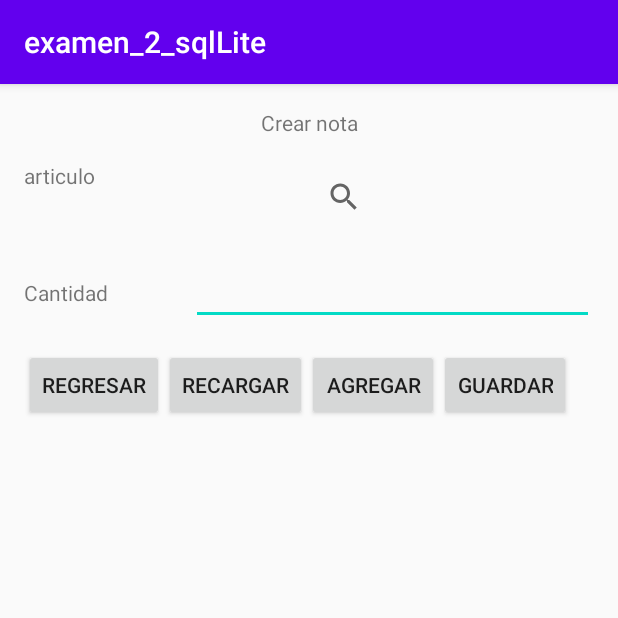
After one commit to jcarloshg/app_notes, an Android app: the CreateNote screen opened directly, with no data from a screen before it, on a phone screen of 412 x 824 dp, the top half of it. The commit adds this screen. Run offline under Robolectric (Android 15) with nearby library versions, the phone set to English and light mode, and no system bars.

Commit message:
DON'T KNOW that I added in this commit, sorry

```diff
--- a/app/build.gradle
+++ b/app/build.gradle
@@ -26,6 +26,7 @@ dependencies {
     implementation fileTree(dir: "libs", include: ["*.jar"])
     implementation 'androidx.appcompat:appcompat:1.3.1'
     implementation 'androidx.constraintlayout:constraintlayout:2.1.1'
+    implementation 'androidx.recyclerview:recyclerview:1.2.1'
     testImplementation 'junit:junit:4.12'
     androidTestImplementation 'androidx.test.ext:junit:1.1.3'
     androidTestImplementation 'androidx.test.espresso:espresso-core:3.4.0'
--- a/app/src/main/AndroidManifest.xml
+++ b/app/src/main/AndroidManifest.xml
@@ -9,7 +9,8 @@
         android:roundIcon="@mipmap/ic_launcher_round"
         android:supportsRtl="true"
         android:theme="@style/AppTheme">
-        <activity android:name=".MenuPrincipal"></activity>
+        <activity android:name=".screens.CreateNote"></activity>
+        <activity android:name=".MenuPrincipal" />
         <activity android:name=".MainActivity">
             <intent-filter>
                 <action android:name="android.intent.action.MAIN" />
--- /dev/null
+++ b/app/src/main/java/com/example/examen_2_sqllite/db/DBNote.java
@@ -0,0 +1,37 @@
+package com.example.examen_2_sqllite.db;
+
+import android.content.ContentValues;
+import android.content.Context;
+import android.database.sqlite.SQLiteDatabase;
+import android.util.Log;
+
+import androidx.annotation.Nullable;
+
+
+public class DBNote extends DB {
+
+    private Context context;
+
+    public DBNote(@Nullable Context context) {
+        super(context);
+        this.context = context;
+    }
+
+    public long create_note() {
+        long note_id = -1;
+
+        try {
+            DB db = new DB(context);
+            SQLiteDatabase sqLiteDatabase = db.getWritableDatabase();
+
+            ContentValues contentValues = new ContentValues();
+            contentValues.put(DB.NOTE_WORD_AUX, DB.NOTE_WORD_AUX);
+
+            note_id = sqLiteDatabase.insert(DB.TABLE_NOTE, null, contentValues);
+
+        } catch (Exception e) {
+            Log.e("[create_note] ", " ", e);
+        }
+        return note_id;
+    }
+}
--- /dev/null
+++ b/app/src/main/java/com/example/examen_2_sqllite/screens/CreateNote.java
@@ -0,0 +1,163 @@
+package com.example.examen_2_sqllite.screens;
+
+import androidx.appcompat.app.AppCompatActivity;
+import androidx.recyclerview.widget.LinearLayoutManager;
+import androidx.recyclerview.widget.RecyclerView;
+
+import android.database.sqlite.SQLiteDatabase;
+import android.os.Bundle;
+import android.util.Log;
+import android.view.View;
+import android.widget.Button;
+import android.widget.EditText;
+import android.widget.SearchView;
+import android.widget.Toast;
+
+import com.example.examen_2_sqllite.R;
+import com.example.examen_2_sqllite.adapter.AdapterArticle;
+import com.example.examen_2_sqllite.db.DB;
+import com.example.examen_2_sqllite.db.DBArticle;
+import com.example.examen_2_sqllite.db.DBNote;
+import com.example.examen_2_sqllite.entities.Article;
+
+import java.util.ArrayList;
+
+public class CreateNote extends AppCompatActivity {
+
+    SearchView searchView_article;
+    Button button_save, button_reload, button_add;
+    RecyclerView recycler_view_articles;
+
+    private long note_id = -1;
+
+    @Override
+    protected void onCreate(Bundle savedInstanceState) {
+        super.onCreate(savedInstanceState);
+        setContentView(R.layout.activity_create_note);
+
+        init_components();
+
+        // momentaneo
+        init_button_save();
+        init_button_reload();
+        init_searchView_article();
+        init_button_add();
+
+        // create note
+        DBNote dbNote = new DBNote(getApplicationContext());
+        note_id = dbNote.create_note();
+        Toast.makeText(
+                this,
+                "Nota con ID: " + note_id + " a sido creada",
+                Toast.LENGTH_LONG).show();
+    }
+
+    private void init_button_add() {
+        button_add.setOnClickListener(new View.OnClickListener() {
+            @Override
+            public void onClick(View v) {
+
+                final String article_name = searchView_article.getQuery().toString();
+
+                DBArticle dbArticle = new DBArticle(getApplicationContext());
+                ArrayList<Article> list_article = dbArticle.get_articles_by_name(article_name);
+                Article article = list_article.get(0); // get only article
+
+
+            }
+        });
+    }
+
+    private void init_searchView_article() {
+        searchView_article.setOnQueryTextListener(new SearchView.OnQueryTextListener() {
+
+            DBArticle dbArticle = new DBArticle(getApplicationContext());
+
+            @Override
+            public boolean onQueryTextSubmit(String s) {
+                ArrayList<Article> list_article = dbArticle.get_articles_by_name(s);
+                AdapterArticle adapterArticle = new AdapterArticle(list_article);
+                recycler_view_articles.setAdapter(adapterArticle);
+                return false;
+            }
+
+            @Override
+            public boolean onQueryTextChange(String s) {
+                ArrayList<Article> list_article = dbArticle.get_articles_by_name(s);
+                AdapterArticle adapterArticle = new AdapterArticle(list_article);
+                recycler_view_articles.setAdapter(adapterArticle);
+                return false;
+            }
+        });
+
+    }
+
+
+    private void init_button_reload() {
+        button_reload.setOnClickListener(new View.OnClickListener() {
+            @Override
+            public void onClick(View v) {
+                DBArticle dbArticle = new DBArticle(v.getContext());
+                ArrayList<Article> list_article = dbArticle.get_articles();
+                AdapterArticle adapterArticle = new AdapterArticle(list_article);
+                recycler_view_articles.setAdapter(adapterArticle);
+            }
+        });
+    }
+
+    private void init_button_save() {
+        button_save.setOnClickListener(new View.OnClickListener() {
+            @Override
+            public void onClick(View v) {
+                restore_data(v);
+            }
+        });
+    }
+
+    private void init_components() {
+        button_save = findViewById(R.id.button_save);
+        button_reload = findViewById(R.id.button_reload);
+        button_add = findViewById(R.id.button_add);
+
+        searchView_article = findViewById(R.id.searchView_article);
+        searchView_article.onActionViewExpanded();
+        searchView_article.setIconified(true);
+
+        // add this to fix -> "E/RecyclerView: No adapter attached; skipping layout"
+        recycler_view_articles = findViewById(R.id.recycler_view_articles);
+        LinearLayoutManager manager = new LinearLayoutManager(getApplicationContext());
+        recycler_view_articles.setLayoutManager(manager);
+        recycler_view_articles.setHasFixedSize(true);
+    }
+
+
+    private void restore_data(View v) {
+
+        // delete and rebuilt DB ================================================
+        DB db = new DB(v.getContext());
+        SQLiteDatabase sqLiteDatabase = db.getWritableDatabase();
+        db.onUpgrade(sqLiteDatabase, db.DATABASE_VERSION, db.DATABASE_VERSION + 1);
+
+        // insert articles ================================================
+        ArrayList<Article> list_article = new ArrayList<>();
+        list_article.add(new Article(1, "Huawei Y9 pro", "Huawei", (float) 5000.0, 12));
+        list_article.add(new Article(2, "Mouse G90K", "Logitech", (float) 500.0, 3));
+        list_article.add(new Article(3, "Laptop Mate Book", "HP", (float) 14000, 4));
+        list_article.add(new Article(4, "Monitor KL50", "SAMGUNG", (float) 6400.0, 5));
+        list_article.add(new Article(5, "USB-C 20cm", "Terch", (float) 50, 8));
+        list_article.add(new Article(6, "Taza para cafe", "Lument", (float) 90, 13));
+        list_article.add(new Article(7, "Audifinos inalambricos", "Firstop", (float) 120, 12));
+        list_article.add(new Article(8, "Lappara de mesa", "Fersh", (float) 150, 3));
+        list_article.add(new Article(9, "Keyboard 60%", "REDDRAGON", (float) 1300, 1));
+        list_article.add(new Article(0, "Tapete mouse pad", "GORILLAZ", (float) 200, 7));
+
+        DBArticle dbArticle = new DBArticle(v.getContext());
+        for (Article article : list_article)
+            dbArticle.insert_article(article);
+
+        // insert users ================================================
+
+
+    }
+
+}
--- /dev/null
+++ b/app/src/main/res/drawable/ic_baseline_insert_photo_24.xml
@@ -0,0 +1,5 @@
+<vector android:height="96dp" android:tint="?attr/colorControlNormal"
+    android:viewportHeight="24" android:viewportWidth="24"
+    android:width="96dp" xmlns:android="http://schemas.android.com/apk/res/android">
+    <path android:fillColor="@android:color/white" android:pathData="M21,19V5c0,-1.1 -0.9,-2 -2,-2H5c-1.1,0 -2,0.9 -2,2v14c0,1.1 0.9,2 2,2h14c1.1,0 2,-0.9 2,-2zM8.5,13.5l2.5,3.01L14.5,12l4.5,6H5l3.5,-4.5z"/>
+</vector>
--- /dev/null
+++ b/app/src/main/res/layout/activity_create_note.xml
@@ -0,0 +1,128 @@
+<?xml version="1.0" encoding="utf-8"?>
+<androidx.constraintlayout.widget.ConstraintLayout xmlns:android="http://schemas.android.com/apk/res/android"
+    xmlns:app="http://schemas.android.com/apk/res-auto"
+    xmlns:tools="http://schemas.android.com/tools"
+    android:layout_width="match_parent"
+    android:layout_height="match_parent"
+    tools:context=".screens.CreateNote">
+
+    <LinearLayout
+        android:id="@+id/linearLayout5"
+        android:layout_width="0dp"
+        android:layout_height="wrap_content"
+        android:layout_marginStart="16dp"
+        android:layout_marginTop="16dp"
+        android:layout_marginEnd="16dp"
+        android:orientation="horizontal"
+        app:layout_constraintEnd_toEndOf="parent"
+        app:layout_constraintHorizontal_bias="0.0"
+        app:layout_constraintStart_toStartOf="parent"
+        app:layout_constraintTop_toBottomOf="@+id/linearLayout4">
+
+        <TextView
+            android:id="@+id/textView_amount"
+            android:layout_width="wrap_content"
+            android:layout_height="wrap_content"
+            android:layout_weight="1"
+            android:text="Cantidad" />
+
+        <EditText
+            android:id="@+id/editTextTextPersonName"
+            android:layout_width="wrap_content"
+            android:layout_height="wrap_content"
+            android:layout_weight="1"
+            android:ems="10"
+            android:inputType="textPersonName"
+            android:text="" />
+    </LinearLayout>
+
+    <TextView
+        android:id="@+id/textView"
+        android:layout_width="wrap_content"
+        android:layout_height="wrap_content"
+        android:layout_marginStart="16dp"
+        android:layout_marginTop="16dp"
+        android:layout_marginEnd="16dp"
+        android:text="Crear nota"
+        app:layout_constraintEnd_toEndOf="parent"
+        app:layout_constraintStart_toStartOf="parent"
+        app:layout_constraintTop_toTopOf="parent" />
+
+    <LinearLayout
+        android:id="@+id/linearLayout4"
+        android:layout_width="0dp"
+        android:layout_height="wrap_content"
+        android:layout_marginStart="16dp"
+        android:layout_marginTop="16dp"
+        android:layout_marginEnd="16dp"
+        android:orientation="horizontal"
+        app:layout_constraintEnd_toEndOf="parent"
+        app:layout_constraintStart_toStartOf="parent"
+        app:layout_constraintTop_toBottomOf="@+id/textView">
+
+        <TextView
+            android:id="@+id/textView_article"
+            android:layout_width="wrap_content"
+            android:layout_height="wrap_content"
+            android:layout_weight="1"
+            android:text="articulo" />
+
+        <SearchView
+            android:id="@+id/searchView_article"
+            android:layout_width="wrap_content"
+            android:layout_height="wrap_content"
+            android:layout_weight="1" />
+
+    </LinearLayout>
+
+    <LinearLayout
+        android:id="@+id/linearLayout6"
+        android:layout_width="0dp"
+        android:layout_height="wrap_content"
+        android:layout_marginStart="16dp"
+        android:layout_marginTop="16dp"
+        android:layout_marginEnd="16dp"
+        android:orientation="horizontal"
+        app:layout_constraintEnd_toEndOf="parent"
+        app:layout_constraintStart_toStartOf="parent"
+        app:layout_constraintTop_toBottomOf="@+id/linearLayout5">
+
+        <Button
+            android:id="@+id/button_regress"
+            android:layout_width="wrap_content"
+            android:layout_height="wrap_content"
+            android:text="Regresar" />
+
+        <Button
+            android:id="@+id/button_reload"
+            android:layout_width="wrap_content"
+            android:layout_height="wrap_content"
+            android:text="Recargar" />
+
+        <Button
+            android:id="@+id/button_add"
+            android:layout_width="wrap_content"
+            android:layout_height="wrap_content"
+            android:text="Agregar" />
+
+        <Button
+            android:id="@+id/button_save"
+            android:layout_width="wrap_content"
+            android:layout_height="wrap_content"
+            android:text="Guardar" />
+
+    </LinearLayout>
+
+    <androidx.recyclerview.widget.RecyclerView
+        android:id="@+id/recycler_view_articles"
+        android:layout_width="0dp"
+        android:layout_height="0dp"
+        android:layout_marginStart="16dp"
+        android:layout_marginTop="16dp"
+        android:layout_marginEnd="16dp"
+        android:layout_marginBottom="16dp"
+        app:layout_constraintBottom_toBottomOf="parent"
+        app:layout_constraintEnd_toEndOf="parent"
+        app:layout_constraintStart_toStartOf="parent"
+        app:layout_constraintTop_toBottomOf="@+id/linearLayout6" />
+</androidx.constraintlayout.widget.ConstraintLayout>
--- a/app/src/main/res/layout/activity_menu_principal.xml
+++ b/app/src/main/res/layout/activity_menu_principal.xml
@@ -61,7 +61,7 @@
             android:text="consultar nota" />
 
         <Button
-            android:id="@+id/button_delete_nota"
+            android:id="@+id/button_delete_note"
             android:layout_width="match_parent"
             android:layout_height="wrap_content"
             android:layout_marginTop="16dp"
```
Also changed, not shown: app/src/main/java/com/example/examen_2_sqllite/MenuPrincipal.java (+28 -0 lines), app/src/main/java/com/example/examen_2_sqllite/adapter/AdapterArticle.java (added, +78 -0 lines), app/src/main/java/com/example/examen_2_sqllite/db/Article.java (deleted, +0 -17 lines), app/src/main/java/com/example/examen_2_sqllite/db/DB.java (+7 -4 lines), app/src/main/java/com/example/examen_2_sqllite/db/DBArticle.java (added, +118 -0 lines), app/src/main/java/com/example/examen_2_sqllite/entities/Article.java (added, +64 -0 lines), app/src/main/res/layout/article.xml (added, +73 -0 lines).
